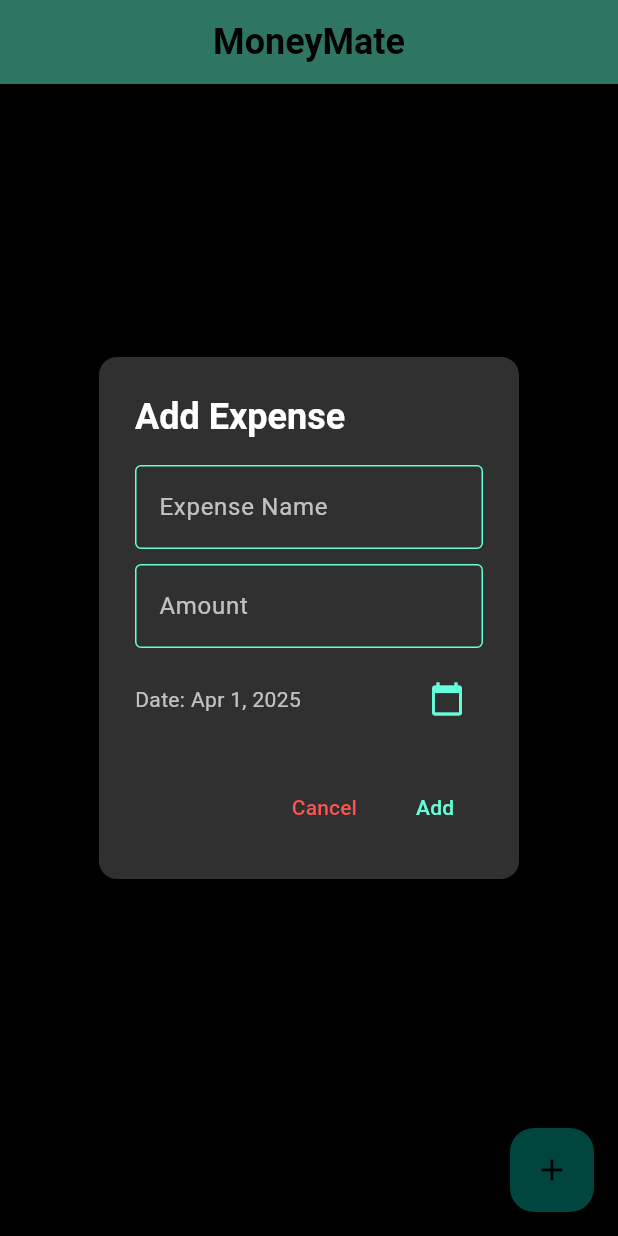
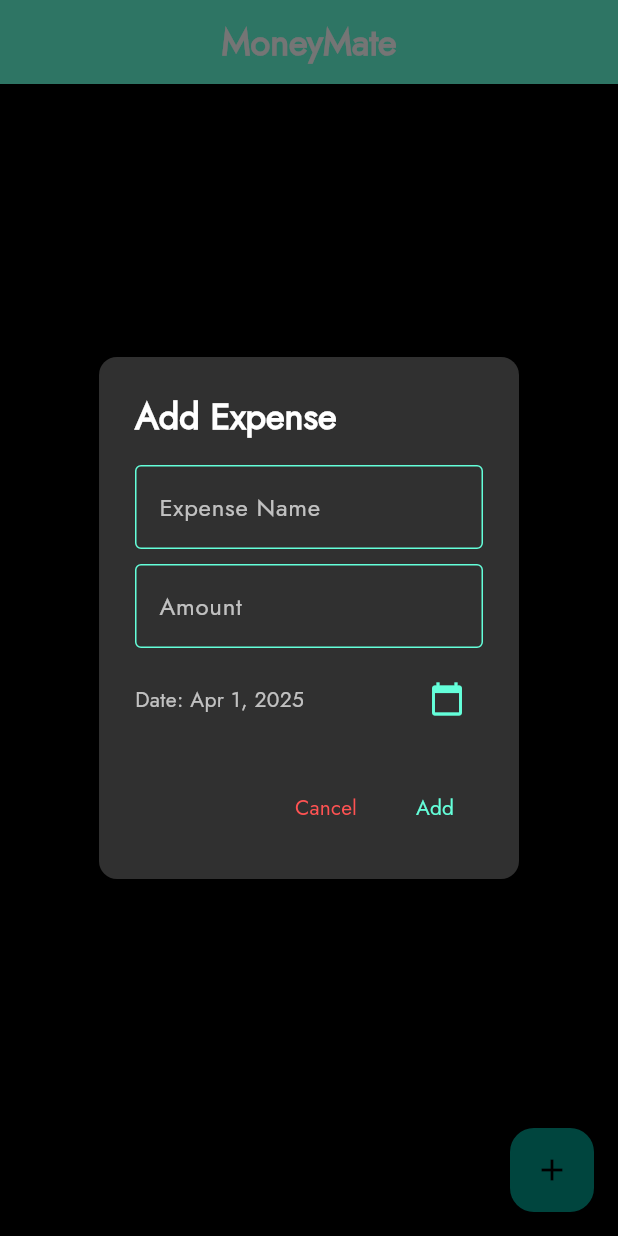
Before and after one commit to antonysajant/expense-tracker, a Flutter app: the screen it shows after launch, after a tap on the "add" icon, on a phone screen of 412 x 824 dp. Run offline on Flutter 3.47's test engine with Material 3 defaults, Android fonts, the phone set to English and light mode, and no system bars; our stand-ins replace fl_chart.

Commit message:
font fix

```diff
--- a/lib/main.dart
+++ b/lib/main.dart
@@ -14,13 +14,36 @@ class ExpenseTrackerApp extends StatelessWidget {
     return MaterialApp(
       debugShowCheckedModeBanner: false,
       theme: ThemeData.dark().copyWith(
+        textTheme: const TextTheme(
+          bodyLarge: TextStyle(fontFamily: 'Jost'),
+          bodyMedium: TextStyle(fontFamily: 'Jost'),
+          bodySmall: TextStyle(fontFamily: 'Jost'),
+          displayLarge: TextStyle(fontFamily: 'Jost'),
+          displayMedium: TextStyle(fontFamily: 'Jost'),
+          displaySmall: TextStyle(fontFamily: 'Jost'),
+          headlineLarge: TextStyle(fontFamily: 'Jost'),
+          headlineMedium: TextStyle(fontFamily: 'Jost'),
+          headlineSmall: TextStyle(fontFamily: 'Jost'),
+          labelLarge: TextStyle(fontFamily: 'Jost'),
+          labelMedium: TextStyle(fontFamily: 'Jost'),
+          labelSmall: TextStyle(fontFamily: 'Jost'),
+          titleLarge: TextStyle(fontFamily: 'Jost'),
+          titleMedium: TextStyle(fontFamily: 'Jost'),
+          titleSmall: TextStyle(fontFamily: 'Jost'),
+        ),
         scaffoldBackgroundColor: Colors.black,
         appBarTheme: const AppBarTheme(
           backgroundColor: Colors.tealAccent,
           foregroundColor: Colors.black,
           elevation: 0,
+          titleTextStyle: TextStyle(
+            fontFamily: 'Jost',
+            fontWeight: FontWeight.bold,
+            fontSize: 24,
+          ),
         ),
-        colorScheme: ColorScheme.fromSwatch(primarySwatch: Colors.teal).copyWith(
+        colorScheme:
+            ColorScheme.fromSwatch(primarySwatch: Colors.teal).copyWith(
           brightness: Brightness.dark,
           secondary: Colors.tealAccent,
         ),
@@ -92,7 +115,7 @@ class _HomeScreenState extends State<HomeScreen> {
       return const Center(
         child: Text(
           "Add expenses to see the chart",
-          style: TextStyle(color: Colors.white70),
+          style: TextStyle(color: Colors.white70, fontFamily: 'Jost'),
         ),
       );
     }
@@ -115,7 +138,7 @@ class _HomeScreenState extends State<HomeScreen> {
               getTooltipItem: (group, groupIndex, rod, rodIndex) {
                 return BarTooltipItem(
                   '${dates[groupIndex]}\n\$${rod.toY.toStringAsFixed(2)}',
-                  const TextStyle(color: Colors.white),
+                  const TextStyle(color: Colors.white, fontFamily: 'Jost'),
                 );
               },
             ),
@@ -135,6 +158,7 @@ class _HomeScreenState extends State<HomeScreen> {
                         style: const TextStyle(
                           color: Colors.tealAccent,
                           fontSize: 10,
+                          fontFamily: 'Jost',
                         ),
                       ),
                     );
@@ -154,6 +178,7 @@ class _HomeScreenState extends State<HomeScreen> {
                     style: const TextStyle(
                       color: Colors.tealAccent,
                       fontSize: 10,
+                      fontFamily: 'Jost',
                     ),
                   );
                 },
@@ -211,10 +236,14 @@ class _HomeScreenState extends State<HomeScreen> {
           builder: (context, setState) {
             return AlertDialog(
               backgroundColor: Colors.grey[850],
-              shape: RoundedRectangleBorder(borderRadius: BorderRadius.circular(12)),
+              shape: RoundedRectangleBorder(
+                  borderRadius: BorderRadius.circular(12)),
               title: const Text(
                 "Add Expense",
-                style: TextStyle(color: Colors.white, fontWeight: FontWeight.bold),
+                style: TextStyle(
+                    color: Colors.white,
+                    fontWeight: FontWeight.bold,
+                    fontFamily: 'Jost'),
               ),
               content: SingleChildScrollView(
                 child: Column(
@@ -224,7 +253,8 @@ class _HomeScreenState extends State<HomeScreen> {
                       controller: _nameController,
                       decoration: const InputDecoration(
                         labelText: "Expense Name",
-                        labelStyle: TextStyle(color: Colors.white70),
+                        labelStyle: TextStyle(
+                            color: Colors.white70, fontFamily: 'Jost'),
                         enabledBorder: OutlineInputBorder(
                           borderSide: BorderSide(color: Colors.tealAccent),
                         ),
@@ -232,7 +262,8 @@ class _HomeScreenState extends State<HomeScreen> {
                           borderSide: BorderSide(color: Colors.teal),
                         ),
                       ),
-                      style: const TextStyle(color: Colors.white),
+                      style: const TextStyle(
+                          color: Colors.white, fontFamily: 'Jost'),
                     ),
                     const SizedBox(height: 10),
                     TextField(
@@ -240,7 +271,8 @@ class _HomeScreenState extends State<HomeScreen> {
                       keyboardType: TextInputType.number,
                       decoration: InputDecoration(
                         labelText: "Amount",
-                        labelStyle: const TextStyle(color: Colors.white70),
+                        labelStyle: const TextStyle(
+                            color: Colors.white70, fontFamily: 'Jost'),
                         enabledBorder: const OutlineInputBorder(
                           borderSide: BorderSide(color: Colors.tealAccent),
                         ),
@@ -249,12 +281,14 @@ class _HomeScreenState extends State<HomeScreen> {
                         ),
                         errorText: _errorText,
                       ),
-                      style: const TextStyle(color: Colors.white),
+                      style: const TextStyle(
+                          color: Colors.white, fontFamily: 'Jost'),
                       onChanged: (value) {
                         setState(() {
-                          _errorText = (value.isEmpty || double.tryParse(value) == null)
-                              ? "Please enter a valid number"
-                              : null;
+                          _errorText =
+                              (value.isEmpty || double.tryParse(value) == null)
+                                  ? "Please enter a valid number"
+                                  : null;
                         });
                       },
                     ),
@@ -264,11 +298,13 @@ class _HomeScreenState extends State<HomeScreen> {
                         Expanded(
                           child: Text(
                             "Date: ${DateFormat.yMMMd().format(_selectedDate)}",
-                            style: const TextStyle(color: Colors.white70),
+                            style: const TextStyle(
+                                color: Colors.white70, fontFamily: 'Jost'),
                           ),
                         ),
                         IconButton(
-                          icon: const Icon(Icons.calendar_today, color: Colors.tealAccent),
+                          icon: const Icon(Icons.calendar_today,
+                              color: Colors.tealAccent),
                           onPressed: () async {
                             final pickedDate = await showDatePicker(
                               context: context,
@@ -278,13 +314,44 @@ class _HomeScreenState extends State<HomeScreen> {
                               builder: (context, child) {
                                 return Theme(
                                   data: ThemeData.dark().copyWith(
+                                    textTheme: const TextTheme(
+                                      bodyLarge: TextStyle(fontFamily: 'Jost'),
+                                      bodyMedium: TextStyle(fontFamily: 'Jost'),
+                                      bodySmall: TextStyle(fontFamily: 'Jost'),
+                                      displayLarge:
+                                          TextStyle(fontFamily: 'Jost'),
+                                      displayMedium:
+                                          TextStyle(fontFamily: 'Jost'),
+                                      displaySmall:
+                                          TextStyle(fontFamily: 'Jost'),
+                                      headlineLarge:
+                                          TextStyle(fontFamily: 'Jost'),
+                                      headlineMedium:
+                                          TextStyle(fontFamily: 'Jost'),
+                                      headlineSmall:
+                                          TextStyle(fontFamily: 'Jost'),
+                                      labelLarge: TextStyle(fontFamily: 'Jost'),
+                                      labelMedium:
+                                          TextStyle(fontFamily: 'Jost'),
+                                      labelSmall: TextStyle(fontFamily: 'Jost'),
+                                      titleLarge: TextStyle(fontFamily: 'Jost'),
+                                      titleMedium:
+                                          TextStyle(fontFamily: 'Jost'),
+                                      titleSmall: TextStyle(fontFamily: 'Jost'),
+                                    ),
                                     colorScheme: ColorScheme.dark(
                                       primary: Colors.teal,
                                       onPrimary: Colors.black,
                                       surface: Colors.grey[900]!,
                                       onSurface: Colors.white,
                                     ),
-                                    dialogTheme: const DialogThemeData(backgroundColor: Colors.black),
+                                    dialogTheme: const DialogThemeData(
+                                      backgroundColor: Colors.black,
+                                      titleTextStyle:
+                                          TextStyle(fontFamily: 'Jost'),
+                                      contentTextStyle:
+                                          TextStyle(fontFamily: 'Jost'),
+                                    ),
                                   ),
                                   child: child!,
                                 );
@@ -303,12 +370,16 @@ class _HomeScreenState extends State<HomeScreen> {
               actions: [
                 TextButton(
                   onPressed: () => Navigator.of(context).pop(),
-                  child: const Text("Cancel", style: TextStyle(color: Colors.redAccent)),
+                  child: const Text("Cancel",
+                      style: TextStyle(
+                          color: Colors.redAccent, fontFamily: 'Jost')),
                 ),
                 TextButton(
                   onPressed: () {
-                    if (_amountController.text.isEmpty || double.tryParse(_amountController.text) == null) {
-                      setState(() => _errorText = "Please enter a valid number");
+                    if (_amountController.text.isEmpty ||
+                        double.tryParse(_amountController.text) == null) {
+                      setState(
+                          () => _errorText = "Please enter a valid number");
                       return;
                     }
 
@@ -321,7 +392,9 @@ class _HomeScreenState extends State<HomeScreen> {
                     Navigator.of(context).pop();
                     _addExpense(newExpense);
                   },
-                  child: const Text("Add", style: TextStyle(color: Colors.tealAccent)),
+                  child: const Text("Add",
+                      style: TextStyle(
+                          color: Colors.tealAccent, fontFamily: 'Jost')),
                 ),
               ],
             );
@@ -349,6 +422,7 @@ class _HomeScreenState extends State<HomeScreen> {
           style: TextStyle(
             fontWeight: FontWeight.bold,
             fontSize: 24,
+            fontFamily: 'Jost',
           ),
         ),
         centerTitle: true,
@@ -357,7 +431,8 @@ class _HomeScreenState extends State<HomeScreen> {
           ? const Center(
               child: Text(
                 "No expenses added yet",
-                style: TextStyle(color: Colors.white70, fontSize: 16),
+                style: TextStyle(
+                    color: Colors.white70, fontSize: 16, fontFamily: 'Jost'),
               ),
             )
           : Column(
@@ -370,6 +445,7 @@ class _HomeScreenState extends State<HomeScreen> {
                       color: Colors.tealAccent,
                       fontSize: 18,
                       fontWeight: FontWeight.bold,
+                      fontFamily: 'Jost',
                     ),
                   ),
                 ),
@@ -399,6 +475,7 @@ class _HomeScreenState extends State<HomeScreen> {
                                 color: Colors.tealAccent,
                                 fontSize: 18,
                                 fontWeight: FontWeight.bold,
+                                fontFamily: 'Jost',
                               ),
                             ),
                           ),
@@ -409,7 +486,8 @@ class _HomeScreenState extends State<HomeScreen> {
                             itemBuilder: (context, expenseIndex) {
                               final expense = expensesForDate[expenseIndex];
                               return Dismissible(
-                                key: Key('${expense.name}_${expense.date.millisecondsSinceEpoch}'),
+                                key: Key(
+                                    '${expense.name}_${expense.date.millisecondsSinceEpoch}'),
                                 background: Container(color: Colors.red),
                                 onDismissed: (direction) {
                                   setState(() {
@@ -419,23 +497,33 @@ class _HomeScreenState extends State<HomeScreen> {
                                         e.amount == expense.amount);
                                   });
                                   ScaffoldMessenger.of(context).showSnackBar(
-                                    SnackBar(content: Text('${expense.name} removed')),
+                                    SnackBar(
+                                        content: Text('${expense.name} removed',
+                                            style:
+                                                TextStyle(fontFamily: 'Jost'))),
                                   );
                                 },
                                 child: Card(
                                   color: Colors.grey[900],
-                                  margin: const EdgeInsets.symmetric(horizontal: 10, vertical: 5),
+                                  margin: const EdgeInsets.symmetric(
+                                      horizontal: 10, vertical: 5),
                                   child: ListTile(
-                                    title: Text(expense.name, style: const TextStyle(color: Colors.white)),
+                                    title: Text(expense.name,
+                                        style: const TextStyle(
+                                            color: Colors.white,
+                                            fontFamily: 'Jost')),
                                     subtitle: Text(
                                       DateFormat.jm().format(expense.date),
-                                      style: const TextStyle(color: Colors.white70),
+                                      style: const TextStyle(
+                                          color: Colors.white70,
+                                          fontFamily: 'Jost'),
                                     ),
                                     trailing: Text(
                                       "\$${expense.amount.toStringAsFixed(2)}",
                                       style: const TextStyle(
                                         color: Colors.tealAccent,
                                         fontWeight: FontWeight.bold,
+                                        fontFamily: 'Jost',
                                       ),
                                     ),
                                   ),
```
